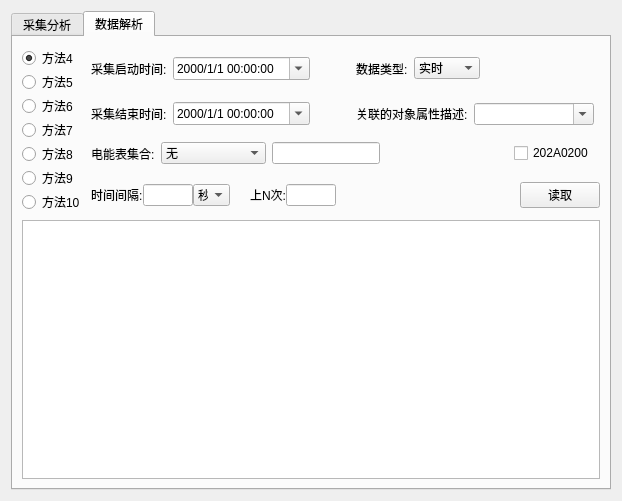
Qt form CollectionMonitoringClassObject.ui (qwerttqq95/698SP_CL) before a commit.
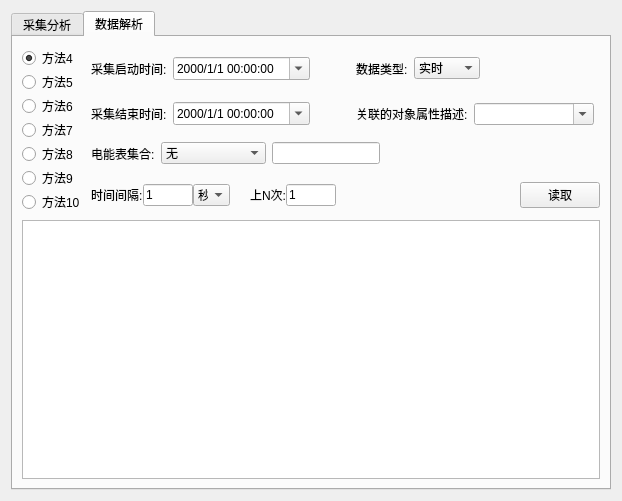
The same form after that commit.

Patch:
```diff
--- a/CollectionMonitoringClassObject.ui
+++ b/CollectionMonitoringClassObject.ui
@@ -549,13 +549,6 @@
              </property>
             </spacer>
            </item>
-           <item>
-            <widget class="QCheckBox" name="checkBox">
-             <property name="text">
-              <string>202A0200</string>
-             </property>
-            </widget>
-           </item>
           </layout>
          </item>
          <item row="3" column="1" colspan="2">
@@ -586,6 +579,9 @@
                  <height>16777215</height>
                 </size>
                </property>
+               <property name="text">
+                <string>1</string>
+               </property>
               </widget>
              </item>
              <item>
@@ -689,6 +685,9 @@
                  <height>16777215</height>
                 </size>
                </property>
+               <property name="text">
+                <string>1</string>
+               </property>
               </widget>
              </item>
              <item>
```
